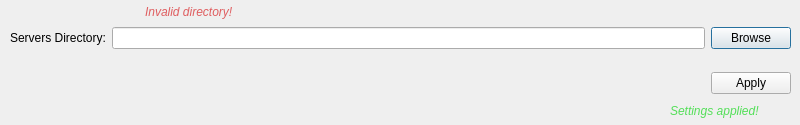
Before: the Qt Designer form settingsdialog.ui in metootem/TF2-Dedicated-Server-Manager, drawn with Qt 5.
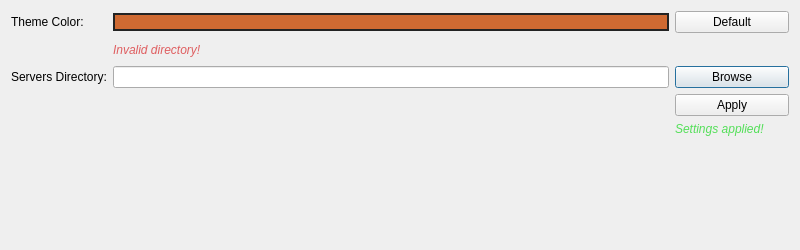
After: the same form once the commit is applied.

Commit message: Added customizable theme color to settings

```diff
--- a/settingsdialog.ui
+++ b/settingsdialog.ui
@@ -7,162 +7,309 @@
     <x>0</x>
     <y>0</y>
     <width>800</width>
-    <height>125</height>
+    <height>250</height>
    </rect>
   </property>
   <property name="minimumSize">
    <size>
     <width>800</width>
-    <height>125</height>
-   </size>
-  </property>
-  <property name="maximumSize">
-   <size>
-    <width>800</width>
-    <height>125</height>
+    <height>250</height>
    </size>
   </property>
   <property name="windowTitle">
    <string>TF2 DSM Settings</string>
   </property>
-  <widget class="QWidget" name="gridLayoutWidget">
-   <property name="geometry">
-    <rect>
-     <x>10</x>
-     <y>10</y>
-     <width>781</width>
-     <height>101</height>
-    </rect>
-   </property>
-   <layout class="QGridLayout" name="gridLayout">
-    <item row="0" column="2">
-     <widget class="QPushButton" name="btnSrvDir">
-      <property name="text">
-       <string>Browse</string>
-      </property>
-     </widget>
-    </item>
-    <item row="0" column="0">
-     <widget class="QLabel" name="lblSrvDir">
-      <property name="text">
-       <string>Servers Directory:</string>
-      </property>
-     </widget>
-    </item>
-    <item row="0" column="1">
-     <widget class="QLineEdit" name="lineSrvDir">
-      <property name="text">
-       <string/>
-      </property>
-     </widget>
-    </item>
-    <item row="1" column="2">
-     <widget class="QPushButton" name="btnApply">
-      <property name="text">
-       <string>Apply</string>
-      </property>
-     </widget>
-    </item>
-   </layout>
-  </widget>
-  <widget class="QLabel" name="lblSrvDirError">
-   <property name="enabled">
-    <bool>true</bool>
-   </property>
-   <property name="geometry">
-    <rect>
-     <x>145</x>
-     <y>2</y>
-     <width>351</width>
-     <height>20</height>
-    </rect>
-   </property>
-   <property name="palette">
-    <palette>
-     <active>
-      <colorrole role="WindowText">
-       <brush brushstyle="SolidPattern">
-        <color alpha="255">
-         <red>223</red>
-         <green>94</green>
-         <blue>96</blue>
-        </color>
-       </brush>
-      </colorrole>
-     </active>
-     <inactive>
-      <colorrole role="WindowText">
-       <brush brushstyle="SolidPattern">
-        <color alpha="255">
-         <red>223</red>
-         <green>94</green>
-         <blue>96</blue>
-        </color>
-       </brush>
-      </colorrole>
-     </inactive>
-     <disabled/>
-    </palette>
-   </property>
-   <property name="font">
-    <font>
-     <italic>true</italic>
-     <bold>false</bold>
-    </font>
-   </property>
-   <property name="text">
-    <string>Invalid directory!</string>
-   </property>
-  </widget>
-  <widget class="QLabel" name="lblApplySuccess">
-   <property name="enabled">
-    <bool>true</bool>
-   </property>
-   <property name="geometry">
-    <rect>
-     <x>670</x>
-     <y>100</y>
-     <width>131</width>
-     <height>21</height>
-    </rect>
-   </property>
-   <property name="palette">
-    <palette>
-     <active>
-      <colorrole role="WindowText">
-       <brush brushstyle="SolidPattern">
-        <color alpha="255">
-         <red>84</red>
-         <green>223</green>
-         <blue>89</blue>
-        </color>
-       </brush>
-      </colorrole>
-     </active>
-     <inactive>
-      <colorrole role="WindowText">
-       <brush brushstyle="SolidPattern">
-        <color alpha="255">
-         <red>84</red>
-         <green>223</green>
-         <blue>89</blue>
-        </color>
-       </brush>
-      </colorrole>
-     </inactive>
-     <disabled/>
-    </palette>
-   </property>
-   <property name="font">
-    <font>
-     <italic>true</italic>
-     <bold>false</bold>
-    </font>
-   </property>
-   <property name="text">
-    <string>Settings applied!</string>
-   </property>
-  </widget>
+  <layout class="QVBoxLayout" name="verticalLayout">
+   <item>
+    <layout class="QGridLayout" name="gridLayout">
+     <item row="2" column="2">
+      <widget class="QPushButton" name="btnSrvDir">
+       <property name="minimumSize">
+        <size>
+         <width>114</width>
+         <height>0</height>
+        </size>
+       </property>
+       <property name="text">
+        <string>Browse</string>
+       </property>
+      </widget>
+     </item>
+     <item row="4" column="2">
+      <layout class="QVBoxLayout" name="verticalLayout_3">
+       <property name="bottomMargin">
+        <number>0</number>
+       </property>
+       <item>
+        <widget class="QLabel" name="lblApplySuccess">
+         <property name="enabled">
+          <bool>true</bool>
+         </property>
+         <property name="palette">
+          <palette>
+           <active>
+            <colorrole role="WindowText">
+             <brush brushstyle="SolidPattern">
+              <color alpha="255">
+               <red>84</red>
+               <green>223</green>
+               <blue>89</blue>
+              </color>
+             </brush>
+            </colorrole>
+           </active>
+           <inactive>
+            <colorrole role="WindowText">
+             <brush brushstyle="SolidPattern">
+              <color alpha="255">
+               <red>84</red>
+               <green>223</green>
+               <blue>89</blue>
+              </color>
+             </brush>
+            </colorrole>
+           </inactive>
+           <disabled/>
+          </palette>
+         </property>
+         <property name="font">
+          <font>
+           <italic>true</italic>
+           <bold>false</bold>
+          </font>
+         </property>
+         <property name="text">
+          <string>Settings applied!</string>
+         </property>
+        </widget>
+       </item>
+       <item>
+        <spacer name="verticalSpacer_2">
+         <property name="orientation">
+          <enum>Qt::Orientation::Vertical</enum>
+         </property>
+         <property name="sizeHint" stdset="0">
+          <size>
+           <width>20</width>
+           <height>40</height>
+          </size>
+         </property>
+        </spacer>
+       </item>
+      </layout>
+     </item>
+     <item row="1" column="1">
+      <widget class="QLabel" name="lblSrvDirError">
+       <property name="enabled">
+        <bool>true</bool>
+       </property>
+       <property name="palette">
+        <palette>
+         <active>
+          <colorrole role="WindowText">
+           <brush brushstyle="SolidPattern">
+            <color alpha="255">
+             <red>223</red>
+             <green>94</green>
+             <blue>96</blue>
+            </color>
+           </brush>
+          </colorrole>
+         </active>
+         <inactive>
+          <colorrole role="WindowText">
+           <brush brushstyle="SolidPattern">
+            <color alpha="255">
+             <red>223</red>
+             <green>94</green>
+             <blue>96</blue>
+            </color>
+           </brush>
+          </colorrole>
+         </inactive>
+         <disabled/>
+        </palette>
+       </property>
+       <property name="font">
+        <font>
+         <italic>true</italic>
+         <bold>false</bold>
+        </font>
+       </property>
+       <property name="text">
+        <string>Invalid directory!</string>
+       </property>
+      </widget>
+     </item>
+     <item row="3" column="2">
+      <widget class="QPushButton" name="btnApply">
+       <property name="sizePolicy">
+        <sizepolicy hsizetype="Minimum" vsizetype="Fixed">
+         <horstretch>0</horstretch>
+         <verstretch>0</verstretch>
+        </sizepolicy>
+       </property>
+       <property name="minimumSize">
+        <size>
+         <width>114</width>
+         <height>0</height>
+        </size>
+       </property>
+       <property name="text">
+        <string>Apply</string>
+       </property>
+      </widget>
+     </item>
+     <item row="2" column="0">
+      <widget class="QLabel" name="lblSrvDir">
+       <property name="text">
+        <string>Servers Directory:</string>
+       </property>
+      </widget>
+     </item>
+     <item row="2" column="1">
+      <widget class="QLineEdit" name="lineSrvDir">
+       <property name="text">
+        <string/>
+       </property>
+      </widget>
+     </item>
+     <item row="0" column="0">
+      <widget class="QLabel" name="lblColor">
+       <property name="text">
+        <string>Theme Color:</string>
+       </property>
+      </widget>
+     </item>
+     <item row="0" column="1">
+      <widget class="QPushButton" name="btnColor">
+       <property name="palette">
+        <palette>
+         <active>
+          <colorrole role="Button">
+           <brush brushstyle="SolidPattern">
+            <color alpha="255">
+             <red>207</red>
+             <green>106</green>
+             <blue>50</blue>
+            </color>
+           </brush>
+          </colorrole>
+          <colorrole role="Base">
+           <brush brushstyle="SolidPattern">
+            <color alpha="255">
+             <red>207</red>
+             <green>106</green>
+             <blue>50</blue>
+            </color>
+           </brush>
+          </colorrole>
+          <colorrole role="Window">
+           <brush brushstyle="SolidPattern">
+            <color alpha="255">
+             <red>207</red>
+             <green>106</green>
+             <blue>50</blue>
+            </color>
+           </brush>
+          </colorrole>
+         </active>
+         <inactive>
+          <colorrole role="Button">
+           <brush brushstyle="SolidPattern">
+            <color alpha="255">
+             <red>207</red>
+             <green>106</green>
+             <blue>50</blue>
+            </color>
+           </brush>
+          </colorrole>
+          <colorrole role="Base">
+           <brush brushstyle="SolidPattern">
+            <color alpha="255">
+             <red>207</red>
+             <green>106</green>
+             <blue>50</blue>
+            </color>
+           </brush>
+          </colorrole>
+          <colorrole role="Window">
+           <brush brushstyle="SolidPattern">
+            <color alpha="255">
+             <red>207</red>
+             <green>106</green>
+             <blue>50</blue>
+            </color>
+           </brush>
+          </colorrole>
+         </inactive>
+         <disabled>
+          <colorrole role="Button">
+           <brush brushstyle="SolidPattern">
+            <color alpha="255">
+             <red>207</red>
+             <green>106</green>
+             <blue>50</blue>
+            </color>
+           </brush>
+          </colorrole>
+          <colorrole role="Base">
+           <brush brushstyle="SolidPattern">
+            <color alpha="255">
+             <red>207</red>
+             <green>106</green>
+             <blue>50</blue>
+            </color>
+           </brush>
+          </colorrole>
+          <colorrole role="Window">
+           <brush brushstyle="SolidPattern">
+            <color alpha="255">
+             <red>207</red>
+             <green>106</green>
+             <blue>50</blue>
+            </color>
+           </brush>
+          </colorrole>
+         </disabled>
+        </palette>
+       </property>
+       <property name="styleSheet">
+        <string notr="true">border: 2px solid #232323;
+border-radius: 0px;
+background-color: #cf6a32;</string>
+       </property>
+       <property name="text">
+        <string/>
+       </property>
+      </widget>
+     </item>
+     <item row="1" column="2">
+      <spacer name="verticalSpacer">
+       <property name="orientation">
+        <enum>Qt::Orientation::Vertical</enum>
+       </property>
+       <property name="sizeType">
+        <enum>QSizePolicy::Policy::Fixed</enum>
+       </property>
+       <property name="sizeHint" stdset="0">
+        <size>
+         <width>20</width>
+         <height>21</height>
+        </size>
+       </property>
+      </spacer>
+     </item>
+     <item row="0" column="2">
+      <widget class="QPushButton" name="btnColorDefault">
+       <property name="text">
+        <string>Default</string>
+       </property>
+      </widget>
+     </item>
+    </layout>
+   </item>
+  </layout>
  </widget>
  <resources/>
  <connections/>
```
The commit also changes 9 other files.
